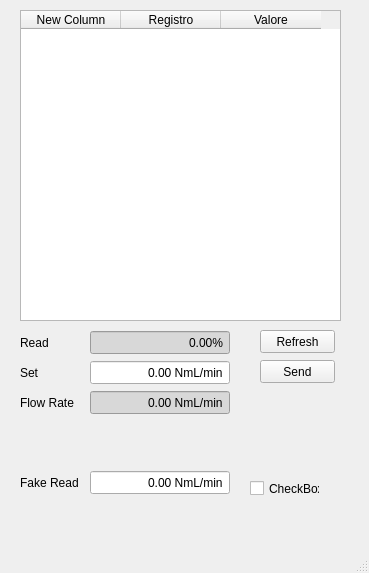
AntonioRIcca/Siargo, file mainUi.ui: the form before one commit.
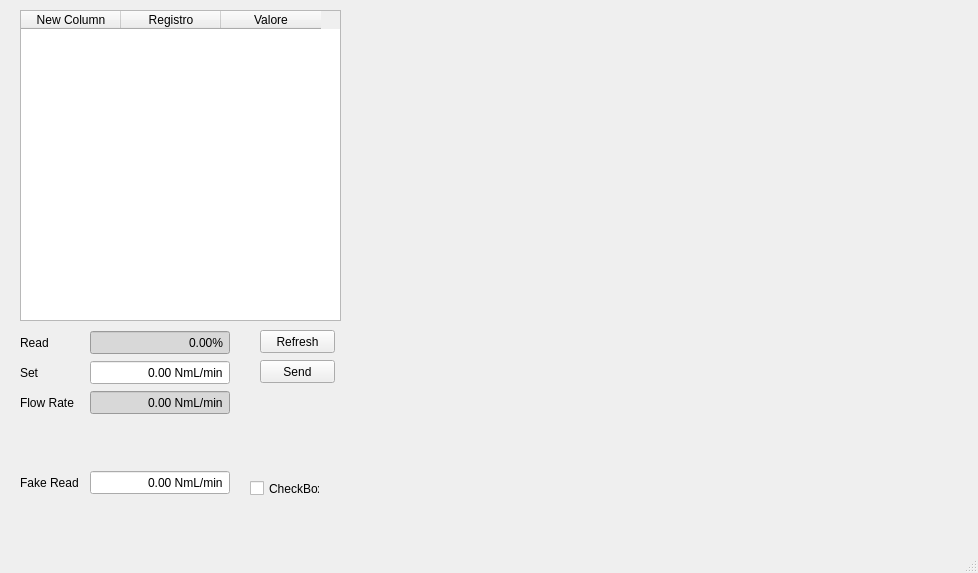
The form after the commit.

Diff of the .ui file:
```diff
--- a/mainUi.ui
+++ b/mainUi.ui
@@ -6,7 +6,7 @@
    <rect>
     <x>0</x>
     <y>0</y>
-    <width>369</width>
+    <width>978</width>
     <height>573</height>
    </rect>
   </property>
@@ -254,6 +254,33 @@
      <string>CheckBox</string>
     </property>
    </widget>
+   <widget class="QWidget" name="graphMainWgt" native="true">
+    <property name="geometry">
+     <rect>
+      <x>360</x>
+      <y>10</y>
+      <width>600</width>
+      <height>400</height>
+     </rect>
+    </property>
+    <layout class="QHBoxLayout" name="graphMainHBL">
+     <property name="spacing">
+      <number>0</number>
+     </property>
+     <property name="leftMargin">
+      <number>0</number>
+     </property>
+     <property name="topMargin">
+      <number>0</number>
+     </property>
+     <property name="rightMargin">
+      <number>0</number>
+     </property>
+     <property name="bottomMargin">
+      <number>0</number>
+     </property>
+    </layout>
+   </widget>
   </widget>
   <widget class="QMenuBar" name="menubar">
    <property name="geometry">
```
Left out of the diff: 2 changed lines with no effect on the pictures.
